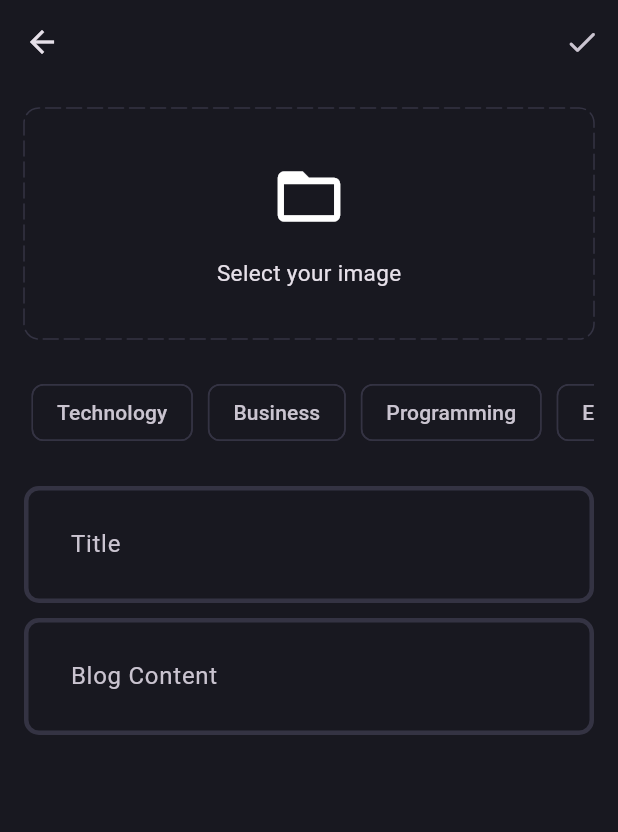
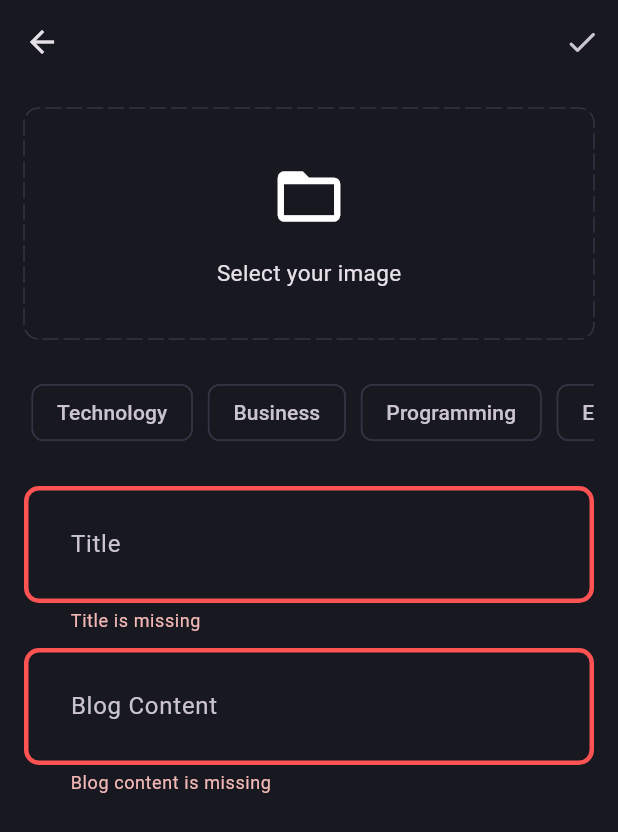
Before and after one commit to aliasar1/Blog-App-BLoC-Flutter, a Flutter app: the AddBlogPage screen opened directly, after a tap on the "done" icon, on a phone screen of 412 x 824 dp. Shown: the top 832 px of the screen. Run offline on Flutter 3.47's test engine with Material 3 defaults, Android fonts, the phone set to English and light mode, and no system bars; drawn by our look-alikes of dotted_border; our stand-ins replace flutter_bloc, fpdart, get_it, image_picker, supabase_flutter; accounts and stored records are empty.

Commit message:
Added blog upload with presentation layer

```diff
--- a/lib/features/blog/data/datasources/blog_remote_data_source.dart
+++ b/lib/features/blog/data/datasources/blog_remote_data_source.dart
@@ -21,8 +21,11 @@ class BlogRemoteDataSourceImpl implements BlogRemoteDataSource {
   Future<BlogModel> uploadBlog(BlogModel blog) async {
     try {
       final blogData =
-          await supabaseClient.from('blogs').insert(blog.toJson).select();
+          await supabaseClient.from('blogs').insert(blog.toJson()).select();
+
       return BlogModel.fromJson(blogData.first);
+    } on PostgrestException catch (e) {
+      throw ServerException(e.message);
     } catch (e) {
       throw ServerException(e.toString());
     }
@@ -32,11 +35,11 @@ class BlogRemoteDataSourceImpl implements BlogRemoteDataSource {
   Future<String> uploadBlogImage(
       {required File image, required BlogModel blog}) async {
     try {
-      await supabaseClient.storage.from('blog_imgaes').upload(
+      await supabaseClient.storage.from('blog_images').upload(
             blog.id,
             image,
           );
-      return supabaseClient.storage.from('blog_imgaes').getPublicUrl(blog.id);
+      return supabaseClient.storage.from('blog_images').getPublicUrl(blog.id);
     } catch (e) {
       throw ServerException(e.toString());
     }
--- a/lib/features/blog/domain/entities/blog.dart
+++ b/lib/features/blog/domain/entities/blog.dart
@@ -1,19 +1,21 @@
 class Blog {
   final String id;
-  final DateTime updatedAt;
   final String posterId;
   final String title;
   final String content;
   final String imageUrl;
   final List<String> topics;
+  final DateTime updatedAt;
+  final String? posterName;
 
   Blog({
     required this.id,
-    required this.updatedAt,
     required this.posterId,
     required this.title,
     required this.content,
     required this.imageUrl,
     required this.topics,
+    required this.updatedAt,
+    this.posterName,
   });
 }
--- a/lib/features/blog/presentation/bloc/blog_bloc.dart
+++ b/lib/features/blog/presentation/bloc/blog_bloc.dart
@@ -1,12 +1,35 @@
+import 'dart:io';
+
+import 'package:flutter/material.dart';
 import 'package:flutter_bloc/flutter_bloc.dart';
+
+import '../../domain/usecases/upload_blog.dart';
 
 part 'blog_event.dart';
 part 'blog_state.dart';
 
 class BlogBloc extends Bloc<BlogEvent, BlogState> {
-  BlogBloc() : super(BlogInitial()) {
-    on<BlogEvent>((event, emit) {
-      // TODO: implement event handler
-    });
+  final UploadBlog uploadBlog;
+  BlogBloc(this.uploadBlog) : super(BlogInitial()) {
+    on<BlogEvent>((event, emit) => emit(BlogLoading()));
+    on<BlogUploadEvent>(_onBlogUpload);
+  }
+
+  void _onBlogUpload(
+    BlogUploadEvent event,
+    Emitter<BlogState> emit,
+  ) async {
+    final res = await uploadBlog.call(UploadBlogParams(
+      posterId: event.posterId,
+      title: event.title,
+      content: event.content,
+      image: event.image,
+      topics: event.topics,
+    ));
+
+    res.fold(
+      (l) => emit(BlogFailure(l.message)),
+      (r) => emit(BlogSuccess()),
+    );
   }
 }
--- a/lib/features/blog/presentation/bloc/blog_event.dart
+++ b/lib/features/blog/presentation/bloc/blog_event.dart
@@ -1,3 +1,20 @@
 part of 'blog_bloc.dart';
 
+@immutable
 sealed class BlogEvent {}
+
+final class BlogUploadEvent extends BlogEvent {
+  final String posterId;
+  final String title;
+  final String content;
+  final File image;
+  final List<String> topics;
+
+  BlogUploadEvent({
+    required this.posterId,
+    required this.title,
+    required this.content,
+    required this.image,
+    required this.topics,
+  });
+}
--- a/lib/features/blog/presentation/bloc/blog_state.dart
+++ b/lib/features/blog/presentation/bloc/blog_state.dart
@@ -3,3 +3,12 @@ part of 'blog_bloc.dart';
 sealed class BlogState {}
 
 final class BlogInitial extends BlogState {}
+
+final class BlogLoading extends BlogState {}
+
+final class BlogFailure extends BlogState {
+  final String error;
+  BlogFailure(this.error);
+}
+
+final class BlogSuccess extends BlogState {}
--- a/lib/features/blog/presentation/pages/add_blog_page.dart
+++ b/lib/features/blog/presentation/pages/add_blog_page.dart
@@ -1,10 +1,16 @@
 import 'dart:io';
 
+import 'package:blog_app/core/common/cubits/app_user/app_user_cubit.dart';
+import 'package:blog_app/core/common/widgets/loader.dart';
 import 'package:blog_app/core/theme/app_pallete.dart';
 import 'package:blog_app/core/utils/pick_image.dart';
+import 'package:blog_app/core/utils/show_snackbar.dart';
+import 'package:blog_app/features/blog/presentation/bloc/blog_bloc.dart';
+import 'package:blog_app/features/blog/presentation/pages/blog_page.dart';
 import 'package:blog_app/features/blog/presentation/widgets/blog_content_text_field.dart';
 import 'package:dotted_border/dotted_border.dart';
 import 'package:flutter/material.dart';
+import 'package:flutter_bloc/flutter_bloc.dart';
 
 class AddBlogPage extends StatefulWidget {
   static route() => MaterialPageRoute(
@@ -19,6 +25,7 @@ class AddBlogPage extends StatefulWidget {
 class _AddBlogPageState extends State<AddBlogPage> {
   final _titleController = TextEditingController();
   final _contentController = TextEditingController();
+  final _formKey = GlobalKey<FormState>();
   List<String> selectedTopics = [];
   File? image;
 
@@ -28,6 +35,24 @@ class _AddBlogPageState extends State<AddBlogPage> {
       setState(() {
         image = pickedImage;
       });
+    }
+  }
+
+  void onAddPressed() {
+    if (_formKey.currentState!.validate() &&
+        selectedTopics.isNotEmpty &&
+        image != null) {
+      final posterId =
+          (context.read<AppUserCubit>().state as AppUserLoggedIn).user.id;
+      context.read<BlogBloc>().add(
+            BlogUploadEvent(
+              posterId: posterId,
+              title: _titleController.text.trim(),
+              content: _contentController.text.trim(),
+              image: image!,
+              topics: selectedTopics,
+            ),
+          );
     }
   }
 
@@ -44,14 +69,32 @@ class _AddBlogPageState extends State<AddBlogPage> {
       appBar: AppBar(
         actions: [
           IconButton(
-            onPressed: () {},
+            onPressed: onAddPressed,
             icon: const Icon(Icons.done_rounded),
           ),
         ],
       ),
-      body: SingleChildScrollView(
+      body: BlocConsumer<BlogBloc, BlogState>(
+        listener: (context, state) {
+          if (state is BlogSuccess) {
+            Navigator.pushAndRemoveUntil(
+              context,
+              BlogPage.route(),
+              (route) => false,
+            );
+          } else if (state is BlogFailure) {
+            showSnackbar(context, state.error);
+          }
+        },
+        builder: (context, state) {
+          if (state is BlogLoading) {
+            return const Loader();
+          }
+          return SingleChildScrollView(
             child: Padding(
               padding: const EdgeInsets.all(16.0),
+              child: Form(
+                key: _formKey,
                 child: Column(
                   children: [
                     image != null
@@ -130,7 +173,7 @@ class _AddBlogPageState extends State<AddBlogPage> {
                                   child: Chip(
                                     label: Text(e),
                                     color: selectedTopics.contains(e)
-                                  ? const MaterialStatePropertyAll(
+                                        ? const WidgetStatePropertyAll(
                                             AppPallete.gradient1)
                                         : null,
                                     side: selectedTopics.contains(e)
@@ -149,16 +192,35 @@ class _AddBlogPageState extends State<AddBlogPage> {
                       height: 20,
                     ),
                     BlogContentTextfield(
-                  controller: _titleController, hintText: "Title"),
+                      controller: _titleController,
+                      hintText: "Title",
+                      validator: (value) {
+                        if (value == null || value.isEmpty) {
+                          return 'Title is missing';
+                        }
+                        return null;
+                      },
+                    ),
                     const SizedBox(
                       height: 10,
                     ),
                     BlogContentTextfield(
-                  controller: _contentController, hintText: "Blog Content"),
+                      controller: _contentController,
+                      hintText: "Blog Content",
+                      validator: (value) {
+                        if (value == null || value.isEmpty) {
+                          return 'Blog content is missing';
+                        }
+                        return null;
+                      },
+                    ),
                   ],
                 ),
               ),
             ),
           );
+        },
+      ),
+    );
   }
 }
--- a/lib/features/blog/presentation/widgets/blog_content_text_field.dart
+++ b/lib/features/blog/presentation/widgets/blog_content_text_field.dart
@@ -3,8 +3,12 @@ import 'package:flutter/material.dart';
 class BlogContentTextfield extends StatelessWidget {
   final TextEditingController controller;
   final String hintText;
+  final String? Function(String?)? validator;
   const BlogContentTextfield(
-      {super.key, required this.controller, required this.hintText});
+      {super.key,
+      required this.controller,
+      required this.hintText,
+      this.validator});
 
   @override
   Widget build(BuildContext context) {
@@ -14,6 +18,7 @@ class BlogContentTextfield extends StatelessWidget {
         hintText: hintText,
       ),
       maxLines: null,
+      validator: validator,
     );
   }
 }
--- a/lib/main.dart
+++ b/lib/main.dart
@@ -1,6 +1,7 @@
 import 'package:blog_app/core/common/cubits/app_user/app_user_cubit.dart';
 import 'package:blog_app/features/auth/presentation/bloc/auth_bloc.dart';
 import 'package:blog_app/features/auth/presentation/pages/login_page.dart';
+import 'package:blog_app/features/blog/presentation/bloc/blog_bloc.dart';
 import 'package:blog_app/init_dependencies.dart';
 import 'package:flutter/material.dart';
 import 'package:flutter_bloc/flutter_bloc.dart';
@@ -18,6 +19,9 @@ void main() async {
       ),
       BlocProvider(
         create: (_) => serviceLocator<AppUserCubit>(),
+      ),
+      BlocProvider(
+        create: (_) => serviceLocator<BlogBloc>(),
       ),
     ],
     child: const MyApp(),
```
Also changed, not shown: lib/features/blog/data/models/blog_model.dart (+10 -7 lines), lib/init_dependencies.dart (+9 -1 lines). Lines whose indentation alone changed are shown as unchanged.
